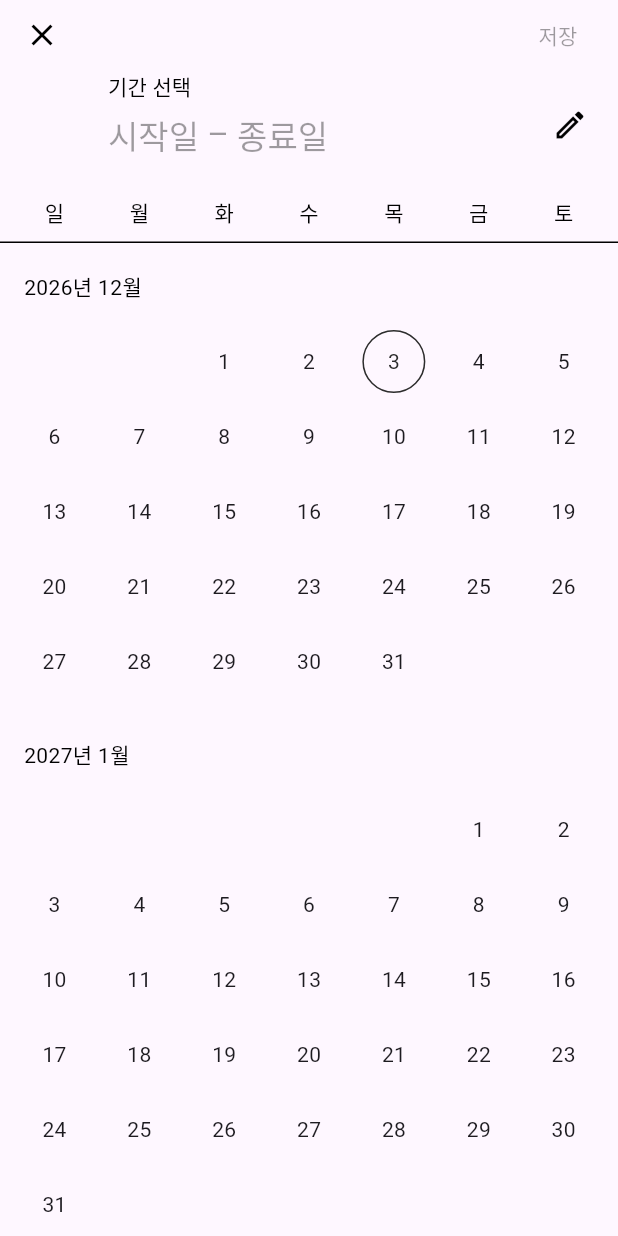
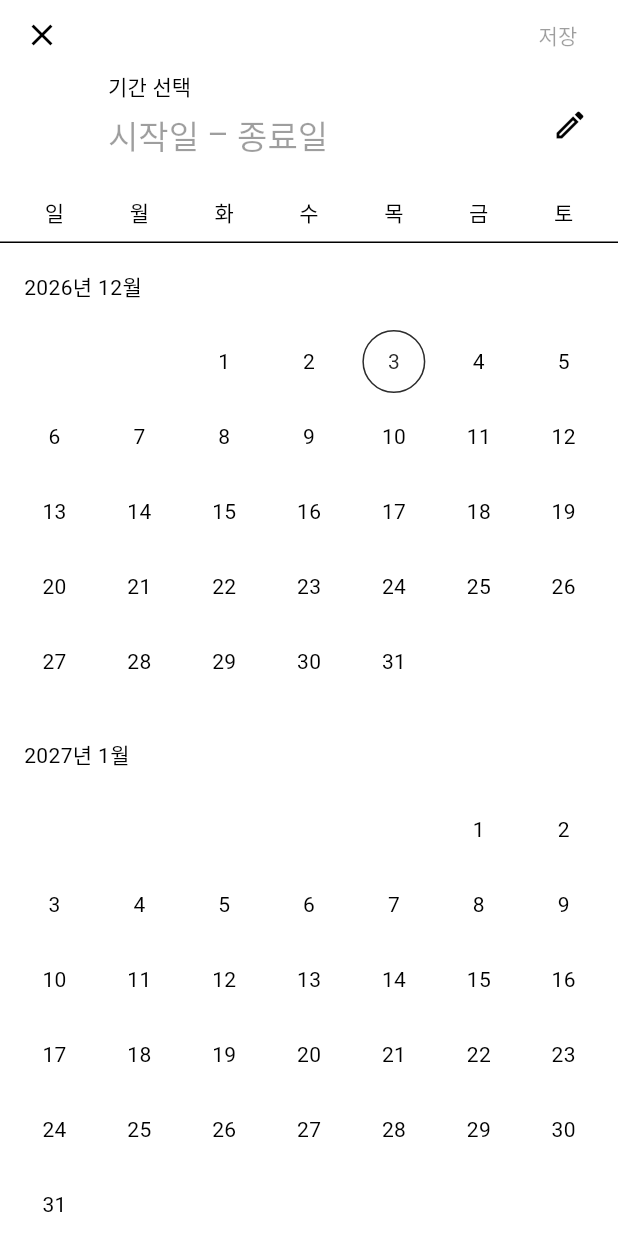
Before and after one commit to 2025AlphaProject/alphaFE, a Flutter app: the AddPage_0 screen opened directly, after a tap on "🗓️", on a phone screen of 412 x 824 dp. Run offline on Flutter 3.47's test engine with Material 3 defaults, Android fonts, the phone set to English and light mode, and no system bars; our stand-ins replace dio, flutter_dotenv, flutter_phoenix, flutter_secure_storage, geolocator, image_picker and 4 more; missing offline and left inert: flutter_naver_map, kakao_flutter_sdk; accounts and stored records are empty.

Commit message:
[MODIFY]: 디자인 수정

```diff
--- a/lib/pages/add_page/add_page_0.dart
+++ b/lib/pages/add_page/add_page_0.dart
@@ -47,30 +47,30 @@ class _AddPage_0State extends State<AddPage_0> {
     final DateTimeRange? picked = await showDateRangePicker(
       context: context,
       locale: const Locale('ko', 'KR'),
-
       // 날짜 범위 제한
       firstDate: DateTime.now().subtract(Duration(days: 365 * 100)),
       lastDate: DateTime.now().add(Duration(days: 365 * 100)),
-
       builder: (context, child) {
         return Theme(
-          data: ThemeData.light().copyWith(
-            primaryColor: const Color(0xFF2C2C2C),
+          data: ThemeData(
+            brightness: Brightness.light,
+            dialogTheme: const DialogTheme(
+              backgroundColor: Colors.white,
+            ),
             colorScheme: const ColorScheme.light(
               primary: Color(0xFF2C2C2C),
               onPrimary: Colors.white,
               onSurface: Colors.black,
+              secondary: Color(0xFFFFF176), // 연노랑 (light yellow)
             ),
             textButtonTheme: TextButtonThemeData(
               style: TextButton.styleFrom(
                 foregroundColor: const Color(0xFF2C2C2C),
-                shape: RoundedRectangleBorder(
-                  borderRadius: BorderRadius.circular(8.0),
+                shape: const RoundedRectangleBorder(
+                  borderRadius: BorderRadius.all(Radius.circular(8.0)),
                 ),
               ),
             ),
-            dialogBackgroundColor: Colors.white,
-            hintColor: const Color(0xFFB5B5B5),
           ),
           child: child!,
         );
@@ -343,7 +343,9 @@ class _AddPage_0State extends State<AddPage_0> {
               ),
               SizedBox(height: height * 0.073,),
               // 새 여행 만들기 버튼 - 여행 id 발급 및 행정구역 선택 페이지로 이동
-              Center(
+              Padding(
+                padding: EdgeInsets.symmetric(horizontal: width * 0.106, vertical: height * 0.086),
+                child: Center(
                   child: ProceedButton(
                     size_w: width * 0.8,
                     size_h: height * 0.06,
@@ -353,6 +355,7 @@ class _AddPage_0State extends State<AddPage_0> {
                     onTap: _registerTour,
                   ),
                 ),
+              ),
             ],
           ),
         ),
```
Also changed, not shown: lib/pages/add_page/add_page_2.dart (+19 -16 lines). Lines whose indentation alone changed are shown as unchanged.
